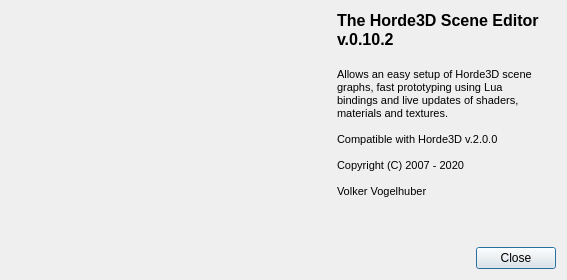
Old version of the form Horde3DEditor/src/HordeSceneEditor/AboutDialog.ui in the repository horde3d/Horde3D.
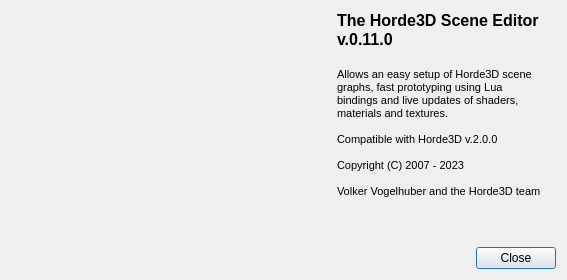
New version of the form. Icons and pictures are not drawn.

Commit message: Horde Editor compiles with qt6 and shows sample 3d scene. Currently has various quirks, like 3d scene is not shown by default, shows only when clicking on a scene item. Other changed parts are not tested yet.

```diff
--- a/Horde3DEditor/src/HordeSceneEditor/AboutDialog.ui
+++ b/Horde3DEditor/src/HordeSceneEditor/AboutDialog.ui
@@ -53,7 +53,7 @@
 p, li { white-space: pre-wrap; }
 &lt;/style&gt;&lt;/head&gt;&lt;body style=&quot; font-family:'MS Shell Dlg 2'; font-size:8pt; font-weight:400; font-style:normal;&quot;&gt;
 &lt;p style=&quot; margin-top:0px; margin-bottom:0px; margin-left:0px; margin-right:0px; -qt-block-indent:0; text-indent:0px;&quot;&gt;&lt;span style=&quot; font-size:12pt; font-weight:600;&quot;&gt;The Horde3D Scene Editor&lt;/span&gt;&lt;/p&gt;
-&lt;p style=&quot; margin-top:0px; margin-bottom:0px; margin-left:0px; margin-right:0px; -qt-block-indent:0; text-indent:0px;&quot;&gt;&lt;span style=&quot; font-size:12pt; font-weight:600;&quot;&gt;v.0.10.2&lt;/span&gt;&lt;/p&gt;
+&lt;p style=&quot; margin-top:0px; margin-bottom:0px; margin-left:0px; margin-right:0px; -qt-block-indent:0; text-indent:0px;&quot;&gt;&lt;span style=&quot; font-size:12pt; font-weight:600;&quot;&gt;v.0.11.0&lt;/span&gt;&lt;/p&gt;
 &lt;p style=&quot;-qt-paragraph-type:empty; margin-top:0px; margin-bottom:0px; margin-left:0px; margin-right:0px; -qt-block-indent:0; text-indent:0px; font-size:12pt; font-weight:600;&quot;&gt;&lt;br /&gt;&lt;/p&gt;
 &lt;p style=&quot; margin-top:0px; margin-bottom:0px; margin-left:0px; margin-right:0px; -qt-block-indent:0; text-indent:0px;&quot;&gt;Allows an easy setup of Horde3D scene &lt;/p&gt;
 &lt;p style=&quot; margin-top:0px; margin-bottom:0px; margin-left:0px; margin-right:0px; -qt-block-indent:0; text-indent:0px;&quot;&gt;graphs, fast prototyping using Lua &lt;/p&gt;
@@ -62,9 +62,9 @@
 &lt;p style=&quot;-qt-paragraph-type:empty; margin-top:0px; margin-bottom:0px; margin-left:0px; margin-right:0px; -qt-block-indent:0; text-indent:0px;&quot;&gt;&lt;br /&gt;&lt;/p&gt;
 &lt;p style=&quot; margin-top:0px; margin-bottom:0px; margin-left:0px; margin-right:0px; -qt-block-indent:0; text-indent:0px;&quot;&gt;Compatible with Horde3D v.2.0.0&lt;/p&gt;
 &lt;p style=&quot;-qt-paragraph-type:empty; margin-top:0px; margin-bottom:0px; margin-left:0px; margin-right:0px; -qt-block-indent:0; text-indent:0px;&quot;&gt;&lt;br /&gt;&lt;/p&gt;
-&lt;p style=&quot; margin-top:0px; margin-bottom:0px; margin-left:0px; margin-right:0px; -qt-block-indent:0; text-indent:0px;&quot;&gt;Copyright (C) 2007 - 2020&lt;/p&gt;
+&lt;p style=&quot; margin-top:0px; margin-bottom:0px; margin-left:0px; margin-right:0px; -qt-block-indent:0; text-indent:0px;&quot;&gt;Copyright (C) 2007 - 2023&lt;/p&gt;
 &lt;p style=&quot;-qt-paragraph-type:empty; margin-top:0px; margin-bottom:0px; margin-left:0px; margin-right:0px; -qt-block-indent:0; text-indent:0px;&quot;&gt;&lt;br /&gt;&lt;/p&gt;
-&lt;p style=&quot; margin-top:0px; margin-bottom:0px; margin-left:0px; margin-right:0px; -qt-block-indent:0; text-indent:0px;&quot;&gt;Volker Vogelhuber &lt;/p&gt;&lt;/body&gt;&lt;/html&gt;</string>
+&lt;p style=&quot; margin-top:0px; margin-bottom:0px; margin-left:0px; margin-right:0px; -qt-block-indent:0; text-indent:0px;&quot;&gt;Volker Vogelhuber and the Horde3D team&lt;/p&gt;&lt;/body&gt;&lt;/html&gt;</string>
      </property>
      <property name="alignment">
       <set>Qt::AlignLeading|Qt::AlignLeft|Qt::AlignTop</set>
```
The commit also changes 23 other files.
